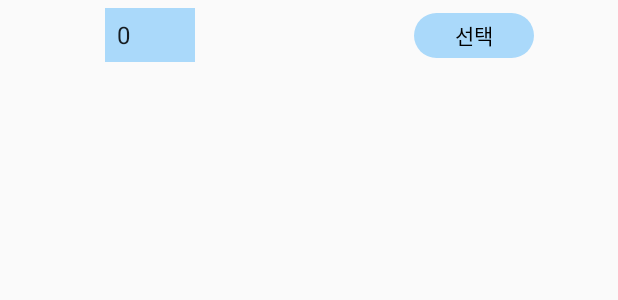
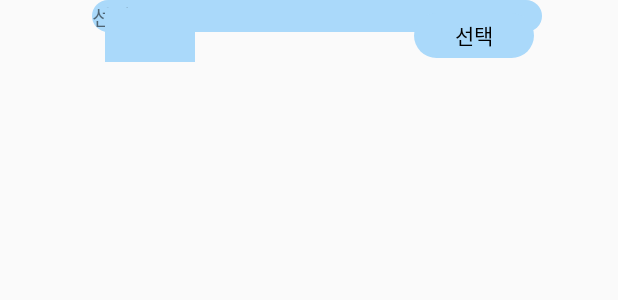
Before and after one commit to MoonGahee/Project_TAXIO_2020, an Android app: the layout general_taxi_item.xml on its own in the app's theme, with its tools: preview values and no code run, on a phone screen of 412 x 824 dp. Shown: the top 300 px of the screen. Run offline under Robolectric (Android 15) with nearby library versions, the phone set to English and light mode, and no system bars.

Commit message:
파이어베이스

```diff
--- a/app/build.gradle
+++ b/app/build.gradle
@@ -41,6 +41,7 @@ dependencies {
     implementation'com.google.android.gms:play-services-maps:17.0.0'
     implementation 'com.github.applikeysolutions:cosmocalendar:1.0.4'
     implementation 'com.google.firebase:firebase-analytics:17.5.0'//firebase
+    implementation 'com.google.firebase:firebase-database:18.0.0'
 
 
 }
--- a/app/src/main/java/com/example/project_taxio_2020/generalSDateActivity.java
+++ b/app/src/main/java/com/example/project_taxio_2020/generalSDateActivity.java
@@ -142,6 +142,7 @@ public class generalSDateActivity extends AppCompatActivity {
                                 @Override
                                 public void onClick(DialogInterface dialog, int which) {
                                     Intent i = new Intent(getApplicationContext(), generalSTaxiActivity.class);
+                                    i.putExtra("days", tripDays);
                                     i.putExtra("startMonth", tripMonth);
                                     i.putExtra("startDay", tripDay);
                                     startActivity(i);
--- a/app/src/main/res/layout/general_select_taxi_activity.xml
+++ b/app/src/main/res/layout/general_select_taxi_activity.xml
@@ -64,8 +64,8 @@
         style="@style/basic"
         android:text="출발시간"
         />
-    <androidx.recyclerview.widget.RecyclerView
-        android:id="@+id/recyclerView_taxi"
+    <ListView
+        android:id="@+id/ListView_taxi"
         android:layout_width="wrap_content"
         android:layout_height="wrap_content"
         app:layout_constraintLeft_toLeftOf="parent"
--- a/app/src/main/res/layout/general_taxi_item.xml
+++ b/app/src/main/res/layout/general_taxi_item.xml
@@ -14,21 +14,29 @@
     app:layout_constraintBottom_toBottomOf="parent"
     app:layout_constraintLeft_toLeftOf="parent"
     />
+    <TextView
+        android:id="@+id/choice"
+        android:layout_width="300dp"
+        android:layout_height="wrap_content"
+        android:text="선택"
+        app:layout_constraintTop_toTopOf="parent"
+        app:layout_constraintLeft_toLeftOf="@id/taxi_day"
+        app:layout_constraintRight_toRightOf="parent"
+        android:background="@drawable/button_long"/>
 
-    <Spinner
-        android:id="@+id/rent_spin"
+    <TextView
+        android:id="@+id/rent_time"
         style="@style/attention"
         android:layout_width="60dp"
         android:layout_height="36dp"
         android:layout_marginLeft="60dp"
         android:background="@color/button"
-        android:entries="@array/rent"
         app:layout_constraintLeft_toRightOf="@+id/taxi_day"
         app:layout_constraintTop_toTopOf="parent"
         app:layout_constraintBottom_toBottomOf="parent"/>
 
     <Button
-        android:id="@+id/start_btn"
+        android:id="@+id/start_time"
         style="@style/button"
         android:layout_width="80dp"
         android:layout_height="30dp"
```
Also changed, not shown: app/src/main/java/com/example/project_taxio_2020/generalSTaxiActivity.java (+118 -29 lines), app/src/main/java/com/example/project_taxio_2020/generalTaxiAdapter.java (+11 -17 lines), app/src/main/java/com/example/project_taxio_2020/generalTaxiItem.java (+23 -1 lines).
